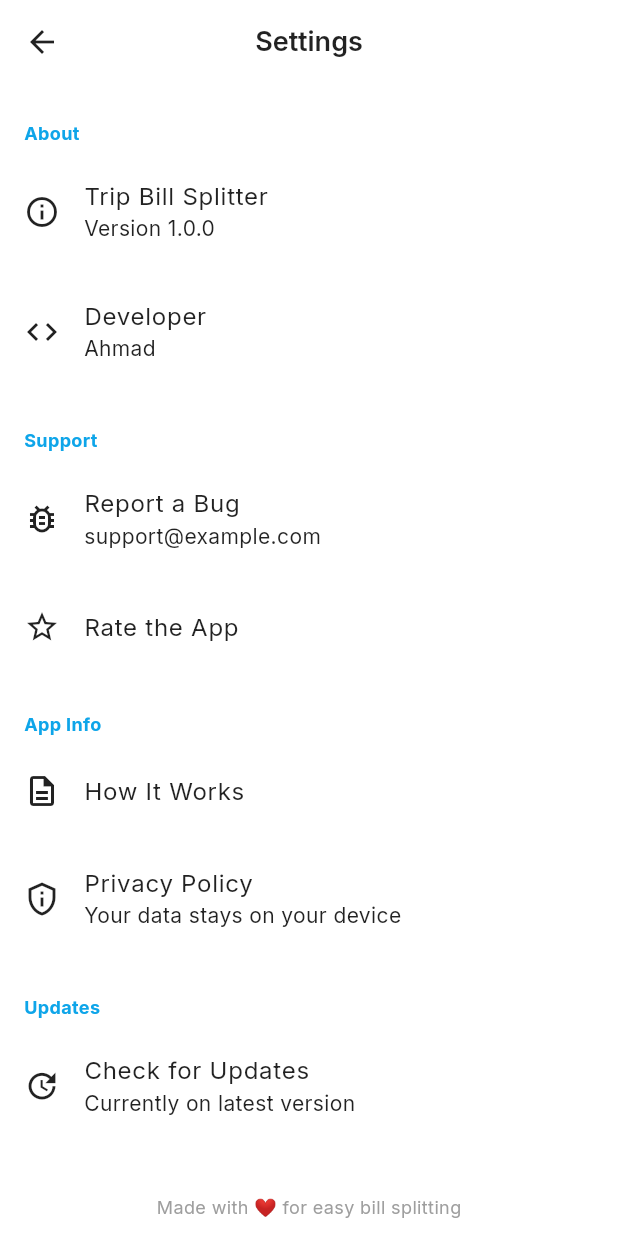
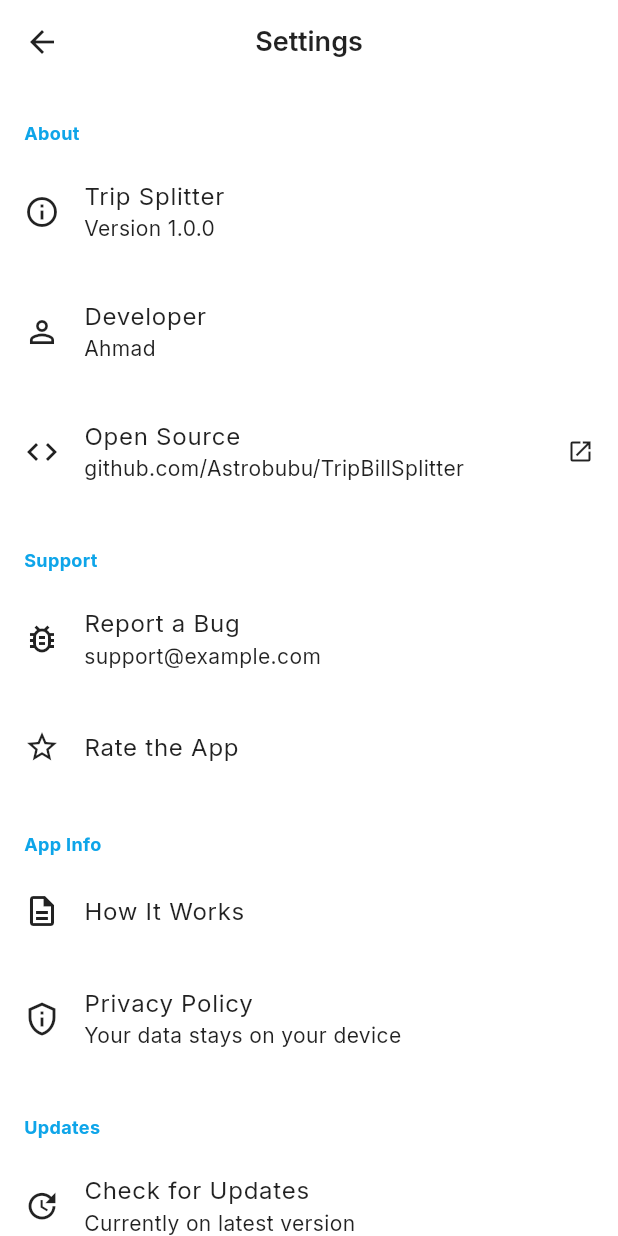
Before and after one commit to Astrobubu/TripBillSplitter, a Flutter app: the SettingsScreen screen opened directly, on a phone screen of 412 x 824 dp. Run offline on Flutter 3.47's test engine with Material 3 defaults, Android fonts, the phone set to English and light mode, and no system bars; our stand-ins replace fl_chart, flutter_animate, flutter_riverpod, google_fonts, share_plus, sqflite; accounts and stored records are empty.

Commit message:
Rename to Trip Splitter, add app icon, update About section

```diff
--- a/lib/screens/settings_screen.dart
+++ b/lib/screens/settings_screen.dart
@@ -18,13 +18,24 @@ class SettingsScreen extends ConsumerWidget {
           _SectionHeader(title: 'About'),
           const ListTile(
             leading: Icon(Icons.info_outline),
-            title: Text('Trip Bill Splitter'),
+            title: Text('Trip Splitter'),
             subtitle: Text('Version 1.0.0'),
           ),
           const ListTile(
-            leading: Icon(Icons.code),
+            leading: Icon(Icons.person_outline),
             title: Text('Developer'),
             subtitle: Text('Ahmad'),
+          ),
+          ListTile(
+            leading: const Icon(Icons.code),
+            title: const Text('Open Source'),
+            subtitle: const Text('github.com/Astrobubu/TripBillSplitter'),
+            trailing: const Icon(Icons.open_in_new, size: 18),
+            onTap: () {
+              ScaffoldMessenger.of(context).showSnackBar(
+                const SnackBar(content: Text('github.com/Astrobubu/TripBillSplitter')),
+              );
+            },
           ),
           const Divider(),
 
```
Also changed, not shown: 6 other files.
